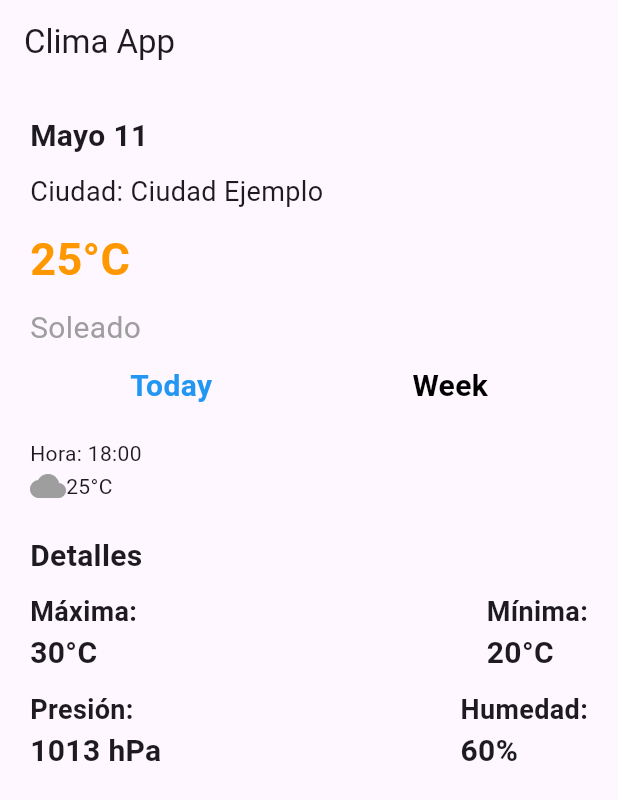
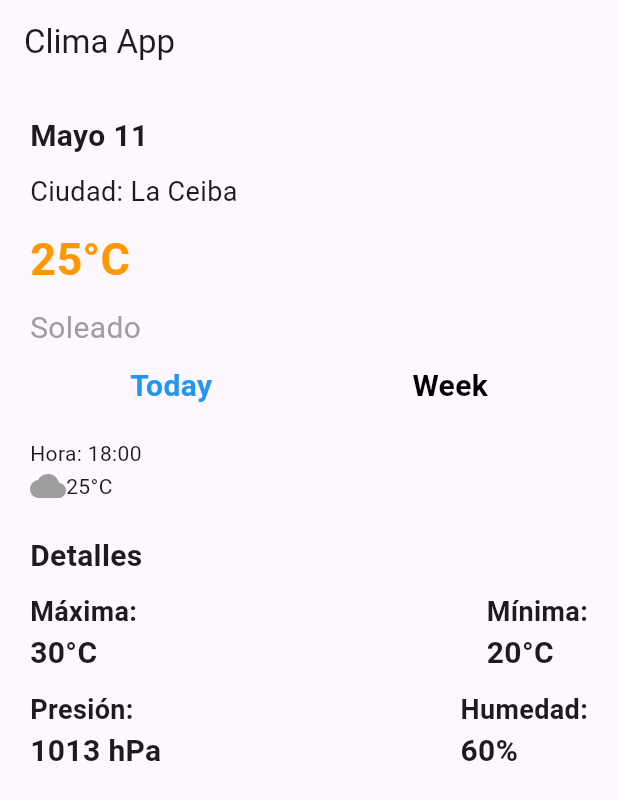
Before and after one commit to Carlosmenjivar23/prueba, a Flutter app: the screen it shows after launch, on a phone screen of 412 x 824 dp. Shown: the top 800 px of the screen. Run offline on Flutter 3.47's test engine with Material 3 defaults, Android fonts, the phone set to English and light mode, and no system bars.

Commit message:
Update homepage.dart

```diff
--- a/flutter_application_6/lib/widgets/homepage.dart
+++ b/flutter_application_6/lib/widgets/homepage.dart
@@ -28,7 +28,7 @@ class _HomePageState extends State<HomePage> {
             ),
             SizedBox(height: 10),
             Text(
-              'Ciudad: Ciudad Ejemplo',
+              'Ciudad: La Ceiba',
               style: TextStyle(
                 fontSize: 18,
               ),
```
